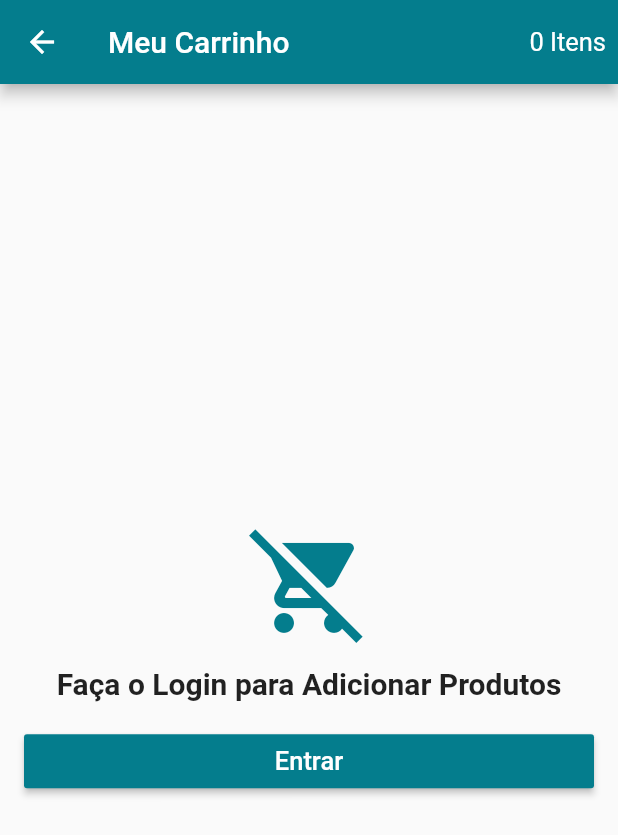
After one commit to PatrickSLuz/Flutter, a Flutter app: the CartScreen screen opened directly, on a phone screen of 412 x 824 dp. The commit adds this screen. Shown: the top 835 px of the screen. Run offline on Flutter 3.47's test engine with Material 2 defaults, Android fonts, the phone set to English and light mode, and no system bars; our stand-ins replace carousel_pro, cloud_firestore, firebase_auth, firebase_storage, google_sign_in, image_picker and 4 more; accounts and stored records are empty.

Commit message:
add cart

```diff
--- /dev/null
+++ b/loja_virtual/lib/datas/cart_product.dart
@@ -0,0 +1,32 @@
+import 'package:cloud_firestore/cloud_firestore.dart';
+import 'package:loja_virtual/datas/product_data.dart';
+
+class CartProduct {
+  String cid;
+  String category;
+  String pid;
+  int quantity;
+  String size;
+
+  ProductData productData;
+
+  CartProduct();
+
+  CartProduct.fromDocument(DocumentSnapshot document) {
+    cid = document.documentID;
+    category = document.data['category'];
+    pid = document.data['pid'];
+    quantity = document.data['quantity'];
+    size = document.data['size'];
+  }
+
+  Map<String, dynamic> toMap() {
+    return {
+      "category": category,
+      "pid": pid,
+      "quantity": quantity,
+      "size": size,
+      //"product": productData.toResumeMap()
+    };
+  }
+}
--- a/loja_virtual/lib/datas/product_data.dart
+++ b/loja_virtual/lib/datas/product_data.dart
@@ -1,7 +1,6 @@
 import 'package:cloud_firestore/cloud_firestore.dart';
 
 class ProductData {
-
   String category;
   String id;
   String title;
@@ -10,7 +9,7 @@ class ProductData {
   List images;
   List sizes;
 
-  ProductData.fromDocument(DocumentSnapshot snapshot){
+  ProductData.fromDocument(DocumentSnapshot snapshot) {
     id = snapshot.documentID;
     title = snapshot.data["title"];
     description = snapshot.data["description"];
@@ -19,4 +18,7 @@ class ProductData {
     sizes = snapshot.data["sizes"];
   }
 
+  Map<String, dynamic> toResumeMap() {
+    return {"title": title, "description": description, "price": price};
+  }
 }
--- a/loja_virtual/lib/models/user_model.dart
+++ b/loja_virtual/lib/models/user_model.dart
@@ -11,6 +11,9 @@ class UserModel extends Model {
   Map<String, dynamic> userData = Map();
 
   bool isLoading = false;
+
+  static UserModel of(BuildContext context) =>
+      ScopedModel.of<UserModel>(context);
 
   @override
   void addListener(listener) {
--- /dev/null
+++ b/loja_virtual/lib/screens/cart_screen.dart
@@ -0,0 +1,97 @@
+import 'package:flutter/material.dart';
+import 'package:loja_virtual/models/cart_model.dart';
+import 'package:loja_virtual/models/user_model.dart';
+import 'package:loja_virtual/screens/login_screen.dart';
+import 'package:loja_virtual/tiles/cart_tile.dart';
+import 'package:scoped_model/scoped_model.dart';
+
+class CartScreen extends StatefulWidget {
+  @override
+  _CartScreenState createState() => _CartScreenState();
+}
+
+class _CartScreenState extends State<CartScreen> {
+  @override
+  Widget build(BuildContext context) {
+    return Scaffold(
+      appBar: AppBar(
+        title: Text("Meu Carrinho"),
+        actions: [
+          Container(
+            padding: const EdgeInsets.only(right: 8),
+            alignment: Alignment.center,
+            child: ScopedModelDescendant<CartModel>(
+                builder: (context, child, model) {
+              int qnt = model.products.length;
+              return Text(
+                "${qnt ?? 0} ${qnt == 1 ? "Item" : "Itens"}",
+                style: TextStyle(fontSize: 17),
+              );
+            }),
+          )
+        ],
+      ),
+      body: ScopedModelDescendant<CartModel>(builder: (context, child, model) {
+        if (model.isLoading && UserModel.of(context).isLoggedIn()) {
+          return Center(child: CircularProgressIndicator());
+        } else if (!UserModel.of(context).isLoggedIn()) {
+          return Container(
+            padding: const EdgeInsets.all(16),
+            child: Column(
+              crossAxisAlignment: CrossAxisAlignment.stretch,
+              mainAxisAlignment: MainAxisAlignment.center,
+              children: [
+                Icon(
+                  Icons.remove_shopping_cart,
+                  size: 80,
+                  color: Theme.of(context).primaryColor,
+                ),
+                SizedBox(
+                  height: 16,
+                ),
+                Text(
+                  "Faça o Login para Adicionar Produtos",
+                  style: TextStyle(fontSize: 20, fontWeight: FontWeight.bold),
+                  textAlign: TextAlign.center,
+                ),
+                SizedBox(
+                  height: 16,
+                ),
+                RaisedButton(
+                  child: Text(
+                    "Entrar",
+                    style: TextStyle(fontSize: 17),
+                  ),
+                  textColor: Colors.white,
+                  color: Theme.of(context).primaryColor,
+                  onPressed: () {
+                    Navigator.of(context).push(
+                        MaterialPageRoute(builder: (context) => LoginScreen()));
+                  },
+                )
+              ],
+            ),
+          );
+        } else if (model.products == null || model.products.length == 0) {
+          return Center(
+            child: Text(
+              "Nenhum produto no carrinho!",
+              style: TextStyle(fontSize: 20, fontWeight: FontWeight.bold),
+              textAlign: TextAlign.center,
+            ),
+          );
+        } else {
+          return ListView(
+            children: [
+              Column(
+                children: model.products.map((prod) {
+                  return CartTile(prod);
+                }).toList(),
+              )
+            ],
+          );
+        }
+      }),
+    );
+  }
+}
--- a/loja_virtual/lib/screens/home_screen.dart
+++ b/loja_virtual/lib/screens/home_screen.dart
@@ -1,10 +1,10 @@
 import 'package:flutter/material.dart';
 import 'package:loja_virtual/tabs/home_tab.dart';
 import 'package:loja_virtual/tabs/products_tab.dart';
+import 'package:loja_virtual/widgets/cart_button.dart';
 import 'package:loja_virtual/widgets/custom_drawer.dart';
 
 class HomeScreen extends StatelessWidget {
-
   final _pageController = PageController();
 
   @override
@@ -16,6 +16,7 @@ class HomeScreen extends StatelessWidget {
         Scaffold(
           body: HomeTab(),
           drawer: CustomDrawer(_pageController),
+          floatingActionButton: CartButton(),
         ),
         Scaffold(
           appBar: AppBar(
@@ -24,6 +25,7 @@ class HomeScreen extends StatelessWidget {
           ),
           drawer: CustomDrawer(_pageController),
           body: ProductsTab(),
+          floatingActionButton: CartButton(),
         )
       ],
     );
--- a/loja_virtual/lib/screens/login_screen.dart
+++ b/loja_virtual/lib/screens/login_screen.dart
@@ -76,7 +76,7 @@ class _LoginScreenState extends State<LoginScreen> {
                       if (_emailController.text.isEmpty) {
                         _scaffoldkey.currentState.showSnackBar(SnackBar(
                           content:
-                              Text("Insira se E-mail para recuperar a senha!"),
+                              Text("Insira seu E-mail para recuperar a senha!"),
                           backgroundColor: Colors.redAccent,
                           duration: Duration(seconds: 3),
                         ));
```
Also changed, not shown: loja_virtual/lib/main.dart (+8 -4 lines), loja_virtual/lib/models/cart_model.dart (added, +76 -0 lines), loja_virtual/lib/screens/category_screen.dart (+21 -14 lines), loja_virtual/lib/screens/product_screen.dart (+53 -43 lines), loja_virtual/lib/tiles/cart_tile.dart (added, +111 -0 lines), loja_virtual/lib/widgets/cart_button.dart (added, +19 -0 lines).
